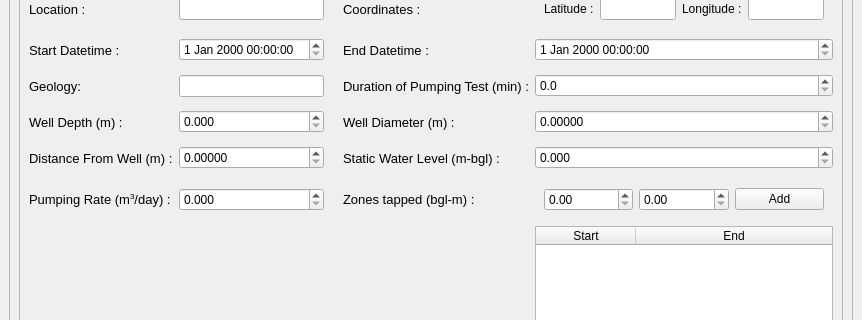
Qt form create_well.ui (dhairyashil-G/CGWB-Desktop-App) before a commit; both pictures show x 0 to 862 and y 228 to 548 of the 862 by 858 pixel window.
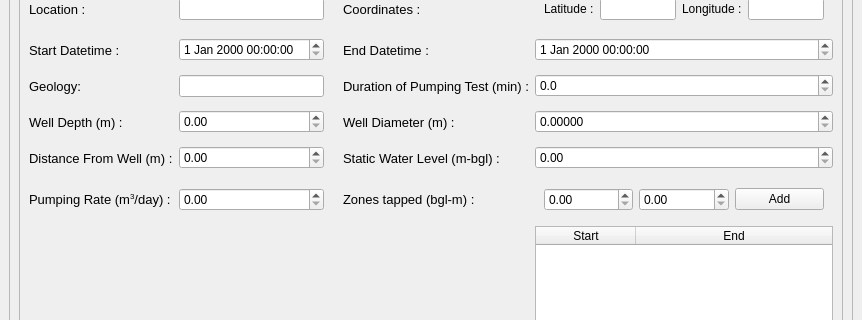
The same form after that commit. Icons and pictures are not drawn.

Commit message: maximum decimal places and limits added

The edit to the form file:
```diff
--- a/create_well.ui
+++ b/create_well.ui
@@ -177,10 +177,10 @@
            <item row="8" column="5">
             <widget class="QDoubleSpinBox" name="staticwaterlevel_spinbox">
              <property name="decimals">
-              <number>3</number>
+              <number>2</number>
              </property>
              <property name="maximum">
-              <double>99999.990000000005239</double>
+              <double>1000.000000000000000</double>
              </property>
             </widget>
            </item>
@@ -215,10 +215,10 @@
            <item row="12" column="2">
             <widget class="QDoubleSpinBox" name="pumpingrate_spinbox">
              <property name="decimals">
-              <number>3</number>
+              <number>2</number>
              </property>
              <property name="maximum">
-              <double>99999.990000000005239</double>
+              <double>10000.000000000000000</double>
              </property>
             </widget>
            </item>
@@ -264,20 +264,20 @@
            <item row="6" column="2">
             <widget class="QDoubleSpinBox" name="welldepth_spinbox">
              <property name="decimals">
-              <number>3</number>
+              <number>2</number>
              </property>
              <property name="maximum">
-              <double>99999.990000000005239</double>
+              <double>1000.000000000000000</double>
              </property>
             </widget>
            </item>
            <item row="8" column="2">
             <widget class="QDoubleSpinBox" name="distancefromwell_spinbox">
              <property name="decimals">
-              <number>5</number>
+              <number>2</number>
              </property>
              <property name="maximum">
-              <double>99999.990000000005239</double>
+              <double>1000.000000000000000</double>
              </property>
             </widget>
            </item>
```
Left out of the diff: 8 changed lines with no effect on the pictures.
